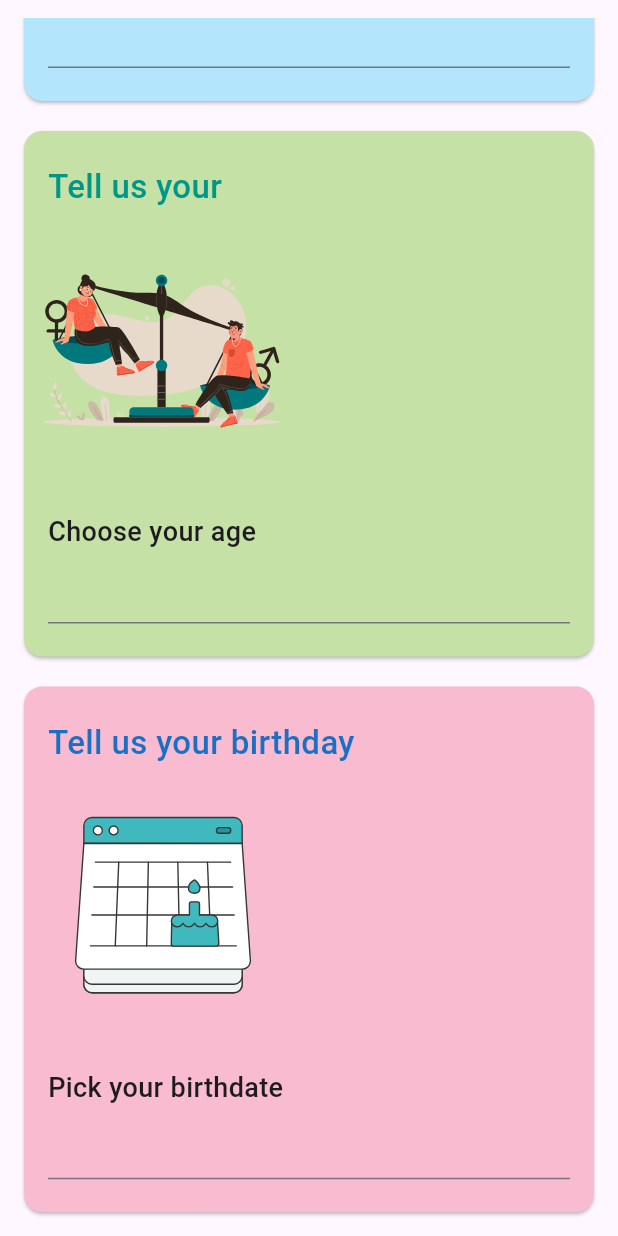
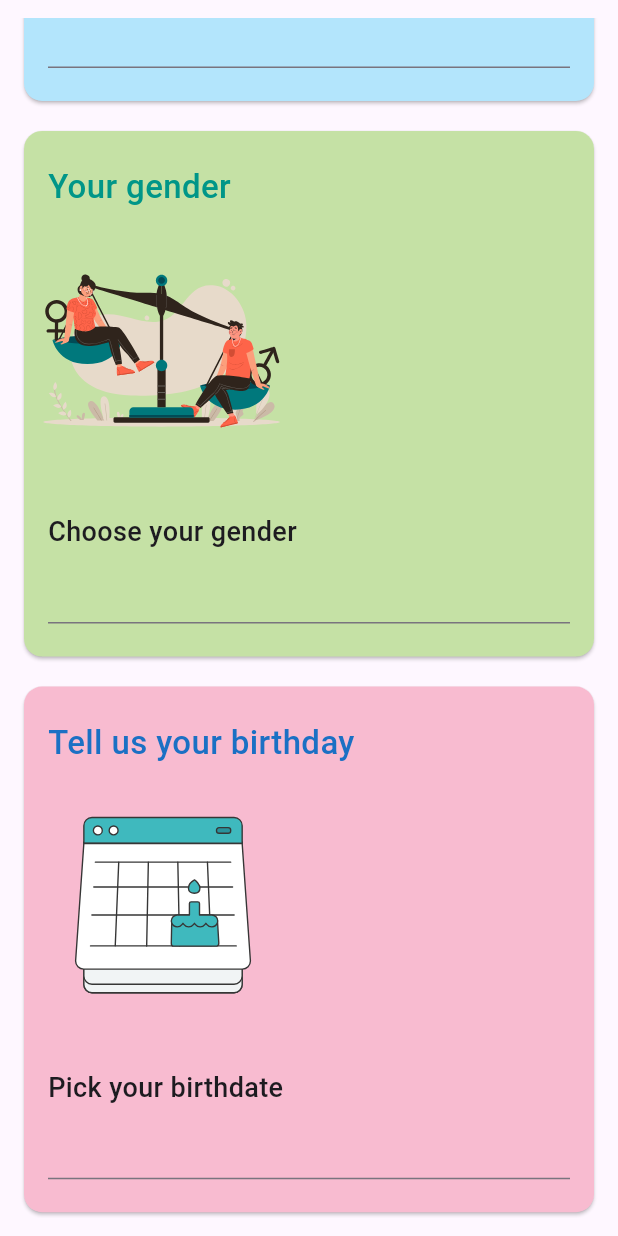
Before and after one commit to abhiramicdev/hydration_reminder, a Flutter app: the screen it shows after launch, scrolled down 784 dp, on a phone screen of 412 x 824 dp. Run offline on Flutter 3.47's test engine with Material 3 defaults, Android fonts, the phone set to English and light mode, and no system bars; our stand-ins replace lottie.

Commit message:
fix: ui fix

```diff
--- a/lib/screens/reception_screen.dart
+++ b/lib/screens/reception_screen.dart
@@ -55,10 +55,10 @@ class _ReceptionScreenState extends State<ReceptionScreen> {
               SizedBox(height: 12),
               InfoCard(
                 cardColor: Colors.lightGreen.shade200,
-                cardTitle: 'Tell us your',
+                cardTitle: 'Your gender',
                 cardTitlecolor: Colors.teal,
                 animationString: 'assets/animations/gender_anim.json',
-                question: 'Choose your age',
+                question: 'Choose your gender',
               ),
               SizedBox(height: 12),
               InfoCard(
```
